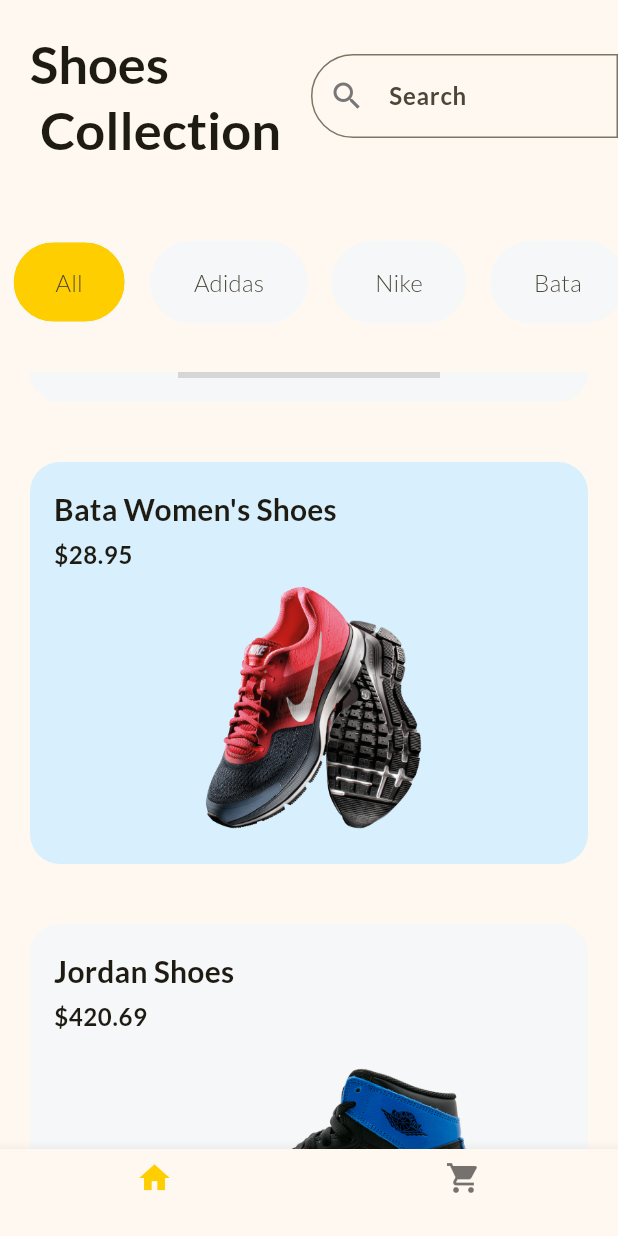
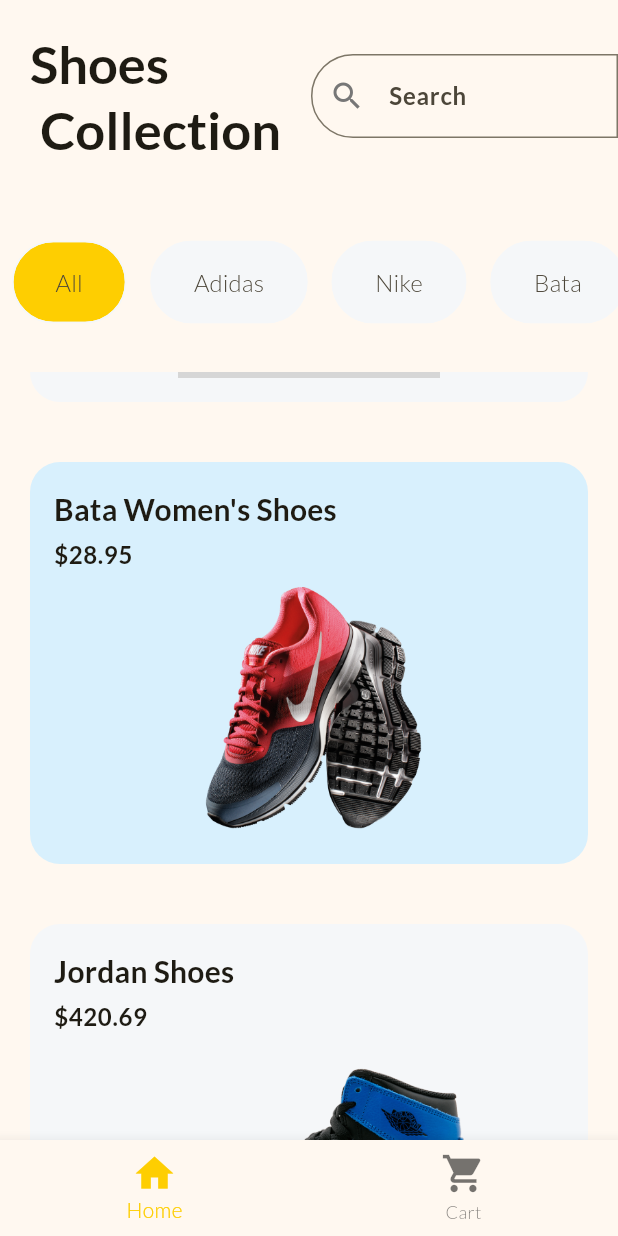
Before and after one commit to thephotogenicbug/shop_app-flutter, a Flutter app: the screen it shows after launch, scrolled down 576 dp, on a phone screen of 412 x 824 dp. Run offline on Flutter 3.47's test engine with Material 3 defaults, Android fonts, the phone set to English and light mode, and no system bars; grey boxes are pictures that could not be loaded.

Commit message:
Increase BottomNavigationBar Icon Size and Add Labels

```diff
--- a/lib/home_page.dart
+++ b/lib/home_page.dart
@@ -26,6 +26,7 @@ class _HomePageState extends State<HomePage> {
         children: pages,
       ),
       bottomNavigationBar: BottomNavigationBar(
+        iconSize: 30,
         onTap: (value) {
           setState(() {
             currentPage = value;
@@ -35,11 +36,11 @@ class _HomePageState extends State<HomePage> {
         items: const [
           BottomNavigationBarItem(
             icon: Icon(Icons.home),
-            label: '',
+            label: 'Home',
           ),
           BottomNavigationBarItem(
             icon: Icon(Icons.shopping_cart),
-            label: '',
+            label: 'Cart',
           )
         ],
       ),
```
